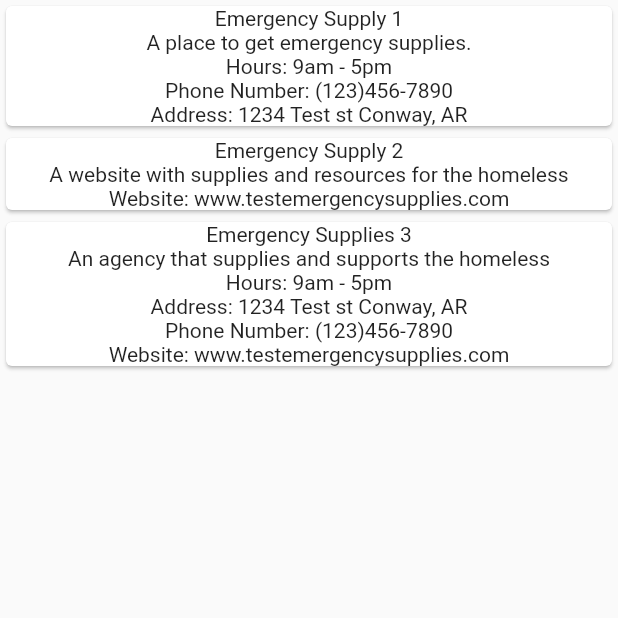
After one commit to GaelleAgahozo/Homeless-Tonight-, a Flutter app: the EmergencySuppliesScreen screen opened directly, on a phone screen of 412 x 824 dp, the top half of it. The commit adds this screen. Run offline on Flutter 3.47's test engine with Material 2 defaults, Android fonts, the phone set to English and light mode, and no system bars.

Commit message:
created resources screem

```diff
--- a/homeless_tonight/lib/main.dart
+++ b/homeless_tonight/lib/main.dart
@@ -1,4 +1,5 @@
 import 'package:flutter/material.dart';
+import 'package:homeless_tonight/resources_screen.dart';
 
 void main() {
   runApp(const MyApp());
@@ -24,7 +25,7 @@ class MyApp extends StatelessWidget {
         // is not restarted.
         primarySwatch: Colors.blue,
       ),
-      home: const MyHomePage(title: 'Flutter Demo Home Page'),
+      home: const ShelterScreen(),
     );
   }
 }
--- /dev/null
+++ b/homeless_tonight/lib/resources_screen.dart
@@ -0,0 +1,216 @@
+import 'package:flutter/material.dart';
+
+class ResourcesScreen extends StatelessWidget {
+  const ResourcesScreen({super.key});
+
+  @override
+  Widget build(BuildContext context) {
+    return Scaffold(
+      body: Column(children: <Widget>[
+        const Text('Homeless Tonight'),
+        const Text('Resources'),
+        ElevatedButton(
+          onPressed: (() {}), // needs navigation to ShelterScreen
+          child: const Text(
+            'Shelter',
+            style: TextStyle(fontSize: 24, height: 1.1))),
+        ElevatedButton(
+          onPressed: (() {}), // needs navigation to FoodScreen
+          child: const Text(
+            'Food',
+            style: TextStyle(fontSize: 24, height: 1.1))),
+        ElevatedButton(
+          onPressed: (() {}), // needs navigation to EmergencySuppliesScreen
+          child: const Text(
+            'Emergency Supplies',
+            style: TextStyle(fontSize: 24, height: 1.1))),
+        ElevatedButton(
+          onPressed: (() {}), // needs navigation to LaundryScreen
+          child: const Text(
+            'Laundry',
+            style: TextStyle(fontSize: 24, height: 1.1))),
+      ]),
+    );
+  }
+}
+
+class ShelterScreen extends StatelessWidget {
+  const ShelterScreen({super.key});
+
+  @override
+  Widget build(BuildContext context) {
+    return Scaffold(
+      body: ListView(
+        children: [
+          Card(
+            child: Column(
+              children: const <Widget>[
+                Text('Shelter/Agency 1'),
+                Text('Hours: 9am - 5pm'),
+                Text('Phone Number: (123)456-7890'),
+                Text('Address: 1234 Test st Conway, AR')
+              ],
+            ),
+          ),
+          Card(
+            child: Column(
+              children: const <Widget>[
+                Text('Shelter/Agency 2'),
+                Text('Hours: 9am - 5pm'),
+                Text('Phone Number: (123)456-7890'),
+                Text('Address: 1234 Test st Conway, AR')
+              ],
+            ),
+          ),
+          Card(
+            child: Column(
+              children: const <Widget>[
+                Text('Shelter/Agency 3'),
+                Text('Hours: 9am - 5pm'),
+                Text('Phone Number: (123)456-7890'),
+                Text('Address: 1234 Test st Conway, AR')
+              ],
+            ),
+          ),
+        ],
+      ),
+    );
+  }
+}
+
+class FoodScreen extends StatelessWidget {
+  const FoodScreen({super.key});
+
+  @override
+  Widget build(BuildContext context) {
+    return Scaffold(
+      body: ListView(
+        children: [
+          Card(
+            child: Column(
+              children: const <Widget>[
+                Text('Food Service 1'),
+                Text('Meals Available: Breakfast, Lunch'),
+                Text('Hours: 9am - 5pm'),
+                Text('Phone Number: (123)456-7890'),
+                Text('Address: 1234 Test st Conway, AR')
+              ],
+            ),
+          ),
+          Card(
+            child: Column(
+              children: const <Widget>[
+                Text('Food Service 2'),
+                Text('Meals Available: Lunch'),
+                Text('Hours: 9am - 5pm'),
+                Text('Phone Number: (123)456-7890'),
+                Text('Address: 1234 Test st Conway, AR')
+              ],
+            ),
+          ),
+          Card(
+            child: Column(
+              children: const <Widget>[
+                Text('Food Service 3'),
+                Text('Meals Available: Lunch, Dinner'),
+                Text('Hours: 9am - 5pm'),
+                Text('Phone Number: (123)456-7890'),
+                Text('Address: 1234 Test st Conway, AR')
+              ],
+            ),
+          ),
+        ],
+      ),
+    );
+  }
+}
+
+class EmergencySuppliesScreen extends StatelessWidget {
+  const EmergencySuppliesScreen({super.key});
+
+  @override
+  Widget build(BuildContext context) {
+    return Scaffold(
+      body: ListView(
+        children: [
+          Card(
+            child: Column(
+              children: const <Widget>[
+                Text('Emergency Supply 1'),
+                Text('A place to get emergency supplies.'),
+                Text('Hours: 9am - 5pm'),
+                Text('Phone Number: (123)456-7890'),
+                Text('Address: 1234 Test st Conway, AR')
+              ],
+            ),
+          ),
+          Card(
+            child: Column(
+              children: const <Widget>[
+                Text('Emergency Supply 2'),
+                Text('A website with supplies and resources for the homeless'),
+                Text('Website: www.testemergencysupplies.com')
+              ],
+            ),
+          ),
+          Card(
+            child: Column(
+              children: const <Widget>[
+                Text('Emergency Supplies 3'),
+                Text('An agency that supplies and supports the homeless'),
+                Text('Hours: 9am - 5pm'),
+                Text('Address: 1234 Test st Conway, AR'),
+                Text('Phone Number: (123)456-7890'),
+                Text('Website: www.testemergencysupplies.com')
+              ],
+            ),
+          ),
+        ],
+      ),
+    );
+  }
+}
+
+class LaundryScreen extends StatelessWidget {
+  const LaundryScreen({super.key});
+
+  @override
+  Widget build(BuildContext context) {
+    return Scaffold(
+      body: ListView(
+        children: [
+          Card(
+            child: Column(
+              children: const <Widget>[
+                Text('Laundry Service 1'),
+                Text('Hours: 9am - 5pm'),
+                Text('Phone Number: (123)456-7890'),
+                Text('Address: 1234 Test st Conway, AR')
+              ],
+            ),
+          ),
+          Card(
+            child: Column(
+              children: const <Widget>[
+                Text('Laundry Service 2'),
+                Text('Hours: 9am - 5pm'),
+                Text('Phone Number: (123)456-7890'),
+                Text('Address: 1234 Test st Conway, AR')
+              ],
+            ),
+          ),
+          Card(
+            child: Column(
+              children: const <Widget>[
+                Text('Laundry Service 3'),
+                Text('Hours: 9am - 5pm'),
+                Text('Phone Number: (123)456-7890'),
+                Text('Address: 1234 Test st Conway, AR')
+              ],
+            ),
+          ),
+        ],
+      ),
+    );
+  }
+}
```
